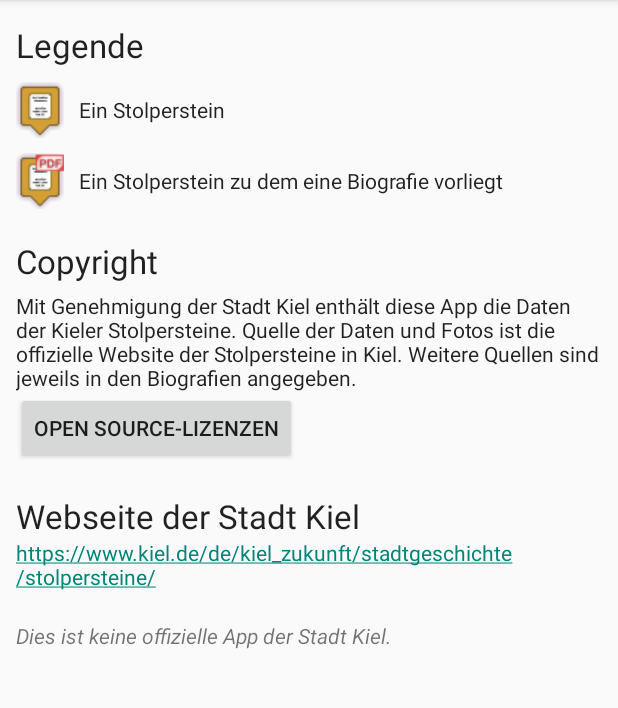
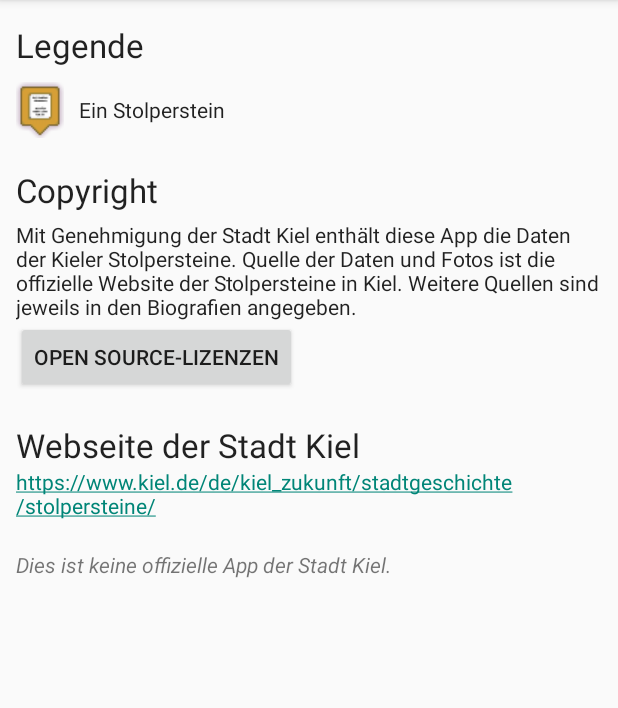
Before and after one commit to kaiwinter/stolpersteine-kiel, an Android app: the fragment AboutFragment placed in its activity, on a phone screen of 412 x 824 dp, the part 84-792 px from its top. Run offline under Robolectric (Android 15) with nearby library versions, the phone set to English and light mode, and no system bars; our stand-ins replace Picasso; libraries missing offline, so code that uses them is left out: de.psdev.licensesdialog; pictures from the network do not load.

Commit message:
Icon mit PDF-Marker entfernt
Es haben jetzt sowieso alle Stolpersteine eine Bio. Außerdem ist der Text im Icon zu verwaschen.

```diff
--- a/stolpersteineKiel/src/main/java/de/vrlfr/stolpersteine/activity/StolpersteinActivity.java
+++ b/stolpersteineKiel/src/main/java/de/vrlfr/stolpersteine/activity/StolpersteinActivity.java
@@ -103,12 +103,10 @@ public class StolpersteinActivity extends BaseActivity {
                 CameraPosition cp = CameraPosition.builder().target(latLon).zoom(15).build();
                 googleMap.moveCamera(CameraUpdateFactory.newCameraPosition(cp));
 
-                int drawable = hasBiografie[0] ? R.drawable.stolperstein_bio : R.drawable.stolperstein;
-
                 MarkerOptions marker = new MarkerOptions() //
                         .position(latLon) //
                         .title(adresse) //
-                        .icon(BitmapDescriptorFactory.fromResource(drawable));
+                        .icon(BitmapDescriptorFactory.fromResource(R.drawable.stolperstein));
 
                 googleMap.addMarker(marker);
             }
--- a/stolpersteineKiel/src/main/res/layout/fragment_about.xml
+++ b/stolpersteineKiel/src/main/res/layout/fragment_about.xml
@@ -33,20 +33,6 @@
             android:paddingStart="0dp"
             android:paddingTop="10dp"
             android:text="Ein Stolperstein"
-            android:textAppearance="?android:attr/textAppearance" />
-
-        <TextView
-            android:layout_width="wrap_content"
-            android:layout_height="fill_parent"
-            android:drawableLeft="@drawable/stolperstein_bio"
-            android:drawablePadding="10dp"
-            android:gravity="center_vertical"
-            android:paddingEnd="10dp"
-            android:paddingLeft="0dp"
-            android:paddingRight="10dp"
-            android:paddingStart="0dp"
-            android:paddingTop="10dp"
-            android:text="Ein Stolperstein zu dem eine Biografie vorliegt"
             android:textAppearance="?android:attr/textAppearance" />
 
         <TextView
```
Also changed, not shown: stolpersteineKiel/src/main/java/de/vrlfr/stolpersteine/fragment/map/AddMarkerToMapAsync.java (+1 -13 lines), stolpersteineKiel/src/main/res/drawable-mdpi/stolperstein_bio.png (deleted).
